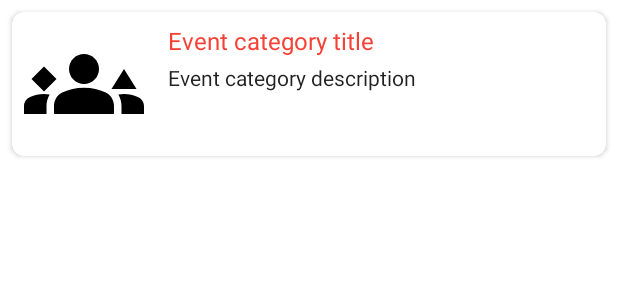
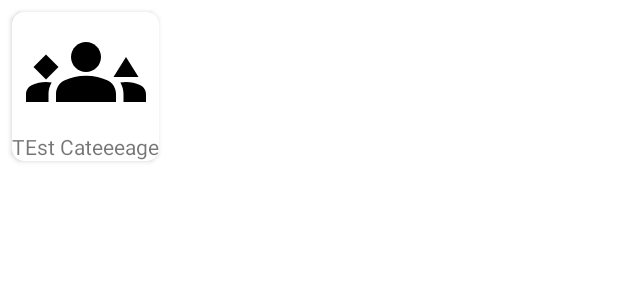
Before and after one commit to CarsonDDD/HCIActivityPlanner, an Android app: the layout item_event_category.xml on its own in the app's theme, with its tools: preview values and no code run, on a phone screen of 412 x 824 dp. Shown: the top 300 px of the screen. Run offline under Robolectric (Android 15) with nearby library versions, the phone set to English and light mode, and no system bars.

Commit message:
Change category card

```diff
--- a/app/src/main/java/com/carson/eventplanner/presentation/adapters/EventCategoryAdapter.java
+++ b/app/src/main/java/com/carson/eventplanner/presentation/adapters/EventCategoryAdapter.java
@@ -49,14 +49,12 @@ public class EventCategoryAdapter extends RecyclerView.Adapter<EventCategoryAdap
 
     public static class EventCategoryViewHolder extends RecyclerView.ViewHolder {
 
-        private final TextView eventCategoryTitleTextView;
-        private final TextView eventCategoryDescriptionTextView;
+        private final TextView title;
         //private final ImageView eventCategoryImageView;
 
         public EventCategoryViewHolder(@NonNull View itemView) {
             super(itemView);
-            eventCategoryTitleTextView = itemView.findViewById(R.id.tv_event_category_title);
-            eventCategoryDescriptionTextView = itemView.findViewById(R.id.tv_event_category_description);
+            title = itemView.findViewById(R.id.tv_event_category);
             //eventCategoryImageView = itemView.findViewById(R.id.iv_event_category);
         }
 
@@ -71,8 +69,7 @@ public class EventCategoryAdapter extends RecyclerView.Adapter<EventCategoryAdap
                 }
             });*/
 
-            eventCategoryTitleTextView.setText(eventCategory.getTitle());
-            eventCategoryDescriptionTextView.setText(eventCategory.getDescription());
+            title.setText(eventCategory.getTitle());
             //eventCategoryImageView.setImageResource(eventCategory.getImageResource());
             /*itemView.setOnClickListener(new View.OnClickListener() {
                 @Override
--- a/app/src/main/res/layout/item_event_category.xml
+++ b/app/src/main/res/layout/item_event_category.xml
@@ -3,8 +3,9 @@
 <!-- All other events will share its own layout file-->
 <androidx.cardview.widget.CardView xmlns:android="http://schemas.android.com/apk/res/android"
     xmlns:app="http://schemas.android.com/apk/res-auto"
+    xmlns:tools="http://schemas.android.com/tools"
     android:id="@+id/cv_event_category"
-    android:layout_width="match_parent"
+    android:layout_width="wrap_content"
     android:layout_height="wrap_content"
     android:layout_margin="8dp"
     android:clickable="true"
@@ -12,44 +13,36 @@
     android:foreground="?android:attr/selectableItemBackground"
     app:cardCornerRadius="8dp"
     app:cardElevation="2dp">
-
-    <LinearLayout
-        android:layout_width="match_parent"
+    <androidx.constraintlayout.widget.ConstraintLayout
+        android:layout_width="wrap_content"
         android:layout_height="wrap_content"
-        android:orientation="horizontal">
+        android:orientation="vertical">
 
         <ImageView
             android:id="@+id/iv_event_category"
             android:layout_width="80dp"
             android:layout_height="80dp"
-            android:layout_margin="8dp"
-            android:src="@drawable/ic_events" />
+            android:scaleType="centerCrop"
+            android:src="@drawable/ic_events"
+            app:layout_constraintEnd_toEndOf="parent"
+            app:layout_constraintStart_toStartOf="parent"
+            app:layout_constraintTop_toTopOf="parent" />
 
-        <LinearLayout
-            android:layout_width="0dp"
+
+        <TextView
+            android:id="@+id/tv_event_category"
+            android:layout_width="wrap_content"
             android:layout_height="wrap_content"
-            android:layout_weight="1"
-            android:orientation="vertical"
-            android:padding="8dp">
+            android:text="TEst Cateeeage"
+            android:textAlignment="center"
+            app:layout_constraintBottom_toBottomOf="parent"
+            app:layout_constraintEnd_toEndOf="parent"
+            app:layout_constraintStart_toStartOf="parent"
+            app:layout_constraintTop_toBottomOf="@id/iv_event_category" />
 
-            <TextView
-                android:id="@+id/tv_event_category_title"
-                android:layout_width="match_parent"
-                android:layout_height="wrap_content"
-                android:text="Event category title"
-                android:textAppearance="@style/TextAppearance.AppCompat.Subhead"
-                android:textColor="@color/primary" />
 
-            <TextView
-                android:id="@+id/tv_event_category_description"
-                android:layout_width="match_parent"
-                android:layout_height="wrap_content"
-                android:layout_marginTop="4dp"
-                android:text="Event category description"
-                android:textAppearance="@style/TextAppearance.AppCompat.Body1" />
 
-        </LinearLayout>
+    </androidx.constraintlayout.widget.ConstraintLayout>
 
-    </LinearLayout>
 
 </androidx.cardview.widget.CardView>
```
